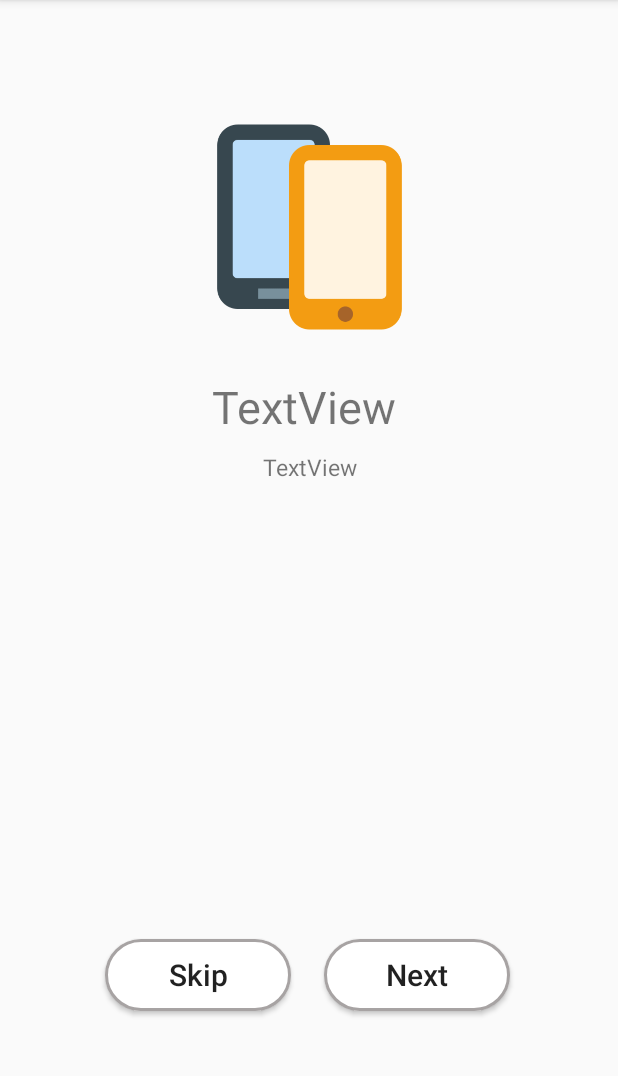
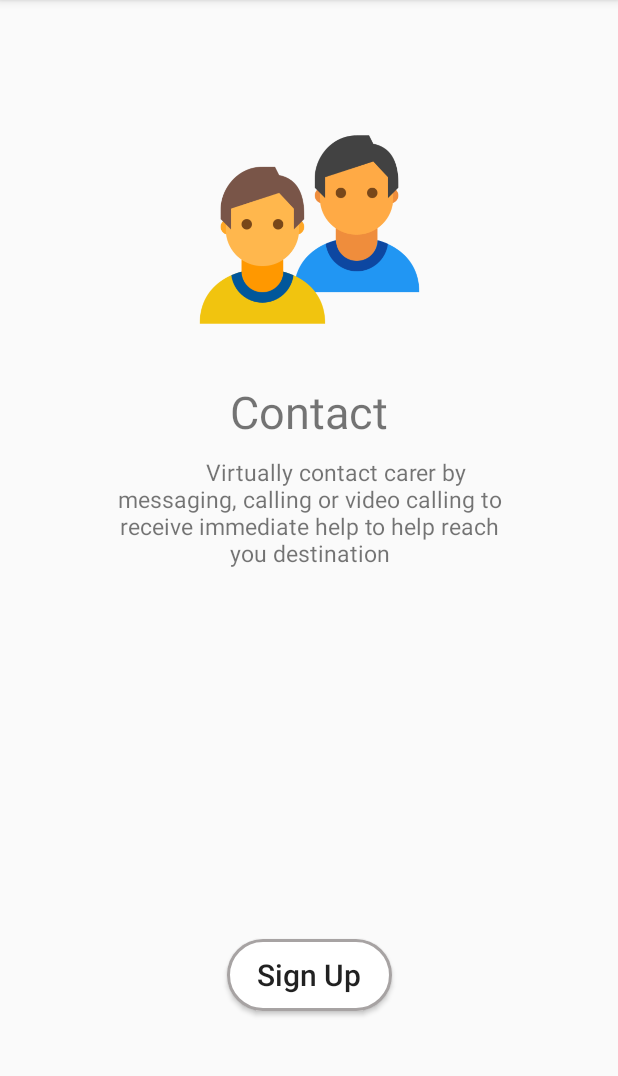
Before and after one commit to ArmaanMcleod/ZielClient, an Android app: the FinalOnboardingActivity screen opened directly, with no data from a screen before it, on a phone screen of 412 x 824 dp, the part 84-1160 px from its top. Run offline under Robolectric (Android 15) with nearby library versions, the phone set to English and light mode, and no system bars; Roboto replaces fonts that are not available here.

Commit message:
Fixed bugs

```diff
--- a/app/src/main/java/com/quartz/zielclient/activities/common/onboarding/FinalOnboardingActivity.java
+++ b/app/src/main/java/com/quartz/zielclient/activities/common/onboarding/FinalOnboardingActivity.java
@@ -15,10 +15,10 @@ public class FinalOnboardingActivity extends AppCompatActivity implements View.O
   @Override
   protected void onCreate(@Nullable Bundle savedInstanceState) {
     super.onCreate(savedInstanceState);
-    setContentView(R.layout.activity_help_onboarding_page1);
+    setContentView(R.layout.activity_help_onboarding_page3);
 
-    Button skipButton = findViewById(R.id.signup3);
-    skipButton.setOnClickListener(this);
+    Button signupButton = findViewById(R.id.signup3);
+    signupButton.setOnClickListener(this);
   }
 
   @Override
--- a/app/src/main/res/layout/activity_help_onboarding_page1.xml
+++ b/app/src/main/res/layout/activity_help_onboarding_page1.xml
@@ -25,12 +25,11 @@
         android:layout_height="wrap_content"
         android:layout_marginBottom="9dp"
         android:layout_marginStart="24dp"
-        android:text="TextView"
+        android:text="Welcome"
         android:textSize="30sp"
         app:layout_constraintBottom_toTopOf="@+id/onboarding_description"
         app:layout_constraintStart_toStartOf="@+id/onboarding_image1"
-        app:layout_constraintTop_toBottomOf="@+id/onboarding_image1"
-        tools:text="Welcome" />
+        app:layout_constraintTop_toBottomOf="@+id/onboarding_image1" />
 
     <TextView
         android:id="@+id/onboarding_description"
@@ -39,14 +38,13 @@
         android:layout_marginBottom="22dp"
         android:layout_marginEnd="70dp"
         android:layout_marginStart="70dp"
-        android:text="TextView"
+        android:text="Connecting with your loved ones to receive virtual assistance immediately.  \nTo receive help from a carer to reach your destination at anytime.  "
         android:textAlignment="center"
         android:textSize="15dp"
         app:layout_constraintBottom_toTopOf="@+id/next1"
         app:layout_constraintEnd_toEndOf="parent"
         app:layout_constraintStart_toStartOf="parent"
-        app:layout_constraintTop_toBottomOf="@+id/onboarding_title"
-        tools:text="Connecting with your loved ones to receive virtual assistance immediately.  \nTo receive help from a carer to reach your destination at anytime.  " />
+        app:layout_constraintTop_toBottomOf="@+id/onboarding_title" />
 
     <Button
         android:id="@+id/signup"
--- a/app/src/main/res/layout/activity_help_onboarding_page3.xml
+++ b/app/src/main/res/layout/activity_help_onboarding_page3.xml
@@ -25,12 +25,11 @@
         android:layout_height="wrap_content"
         android:layout_marginBottom="9dp"
         android:layout_marginStart="36dp"
-        android:text="TextView"
+        android:text="Contact"
         android:textSize="30sp"
         app:layout_constraintBottom_toTopOf="@+id/onboarding_description"
         app:layout_constraintStart_toStartOf="@+id/onboarding_image3"
-        app:layout_constraintTop_toBottomOf="@+id/onboarding_image3"
-        tools:text="Contact" />
+        app:layout_constraintTop_toBottomOf="@+id/onboarding_image3" />
 
     <TextView
         android:id="@+id/onboarding_description"
@@ -39,15 +38,14 @@
         android:layout_marginBottom="22dp"
         android:layout_marginEnd="70dp"
         android:layout_marginStart="70dp"
-        android:text="TextView"
         android:textAlignment="center"
         android:textSize="15dp"
         app:layout_constraintBottom_toTopOf="@+id/signup3"
         app:layout_constraintEnd_toEndOf="parent"
         app:layout_constraintStart_toStartOf="parent"
         app:layout_constraintTop_toBottomOf="@+id/onboarding_title"
-        tools:text="
-Virtually contact carer by messaging, calling or video calling to receive immediate help to help reach you destination" />
+        android:text="
+        Virtually contact carer by messaging, calling or video calling to receive immediate help to help reach you destination" />
 
     <Button
         android:id="@+id/signup3"
```
Also changed, not shown: app/src/main/java/com/quartz/zielclient/activities/common/SplashScreenActivity.java (+5 -2 lines), app/src/main/res/layout/activity_help_onboarding_page2.xml (+4 -6 lines).
